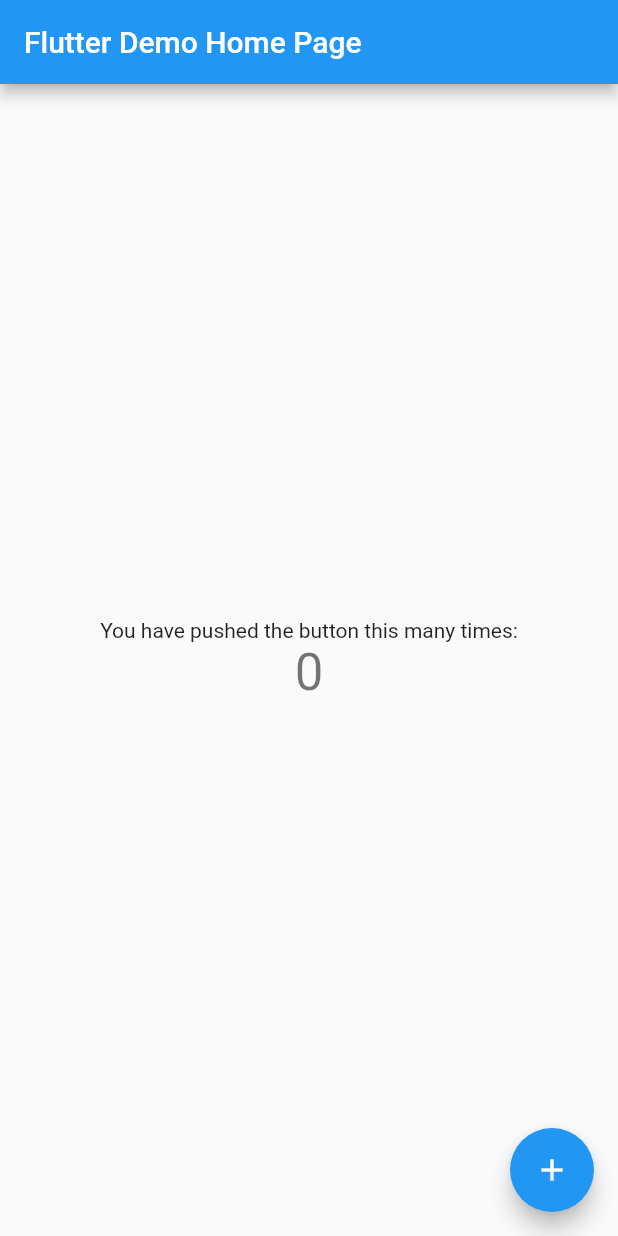
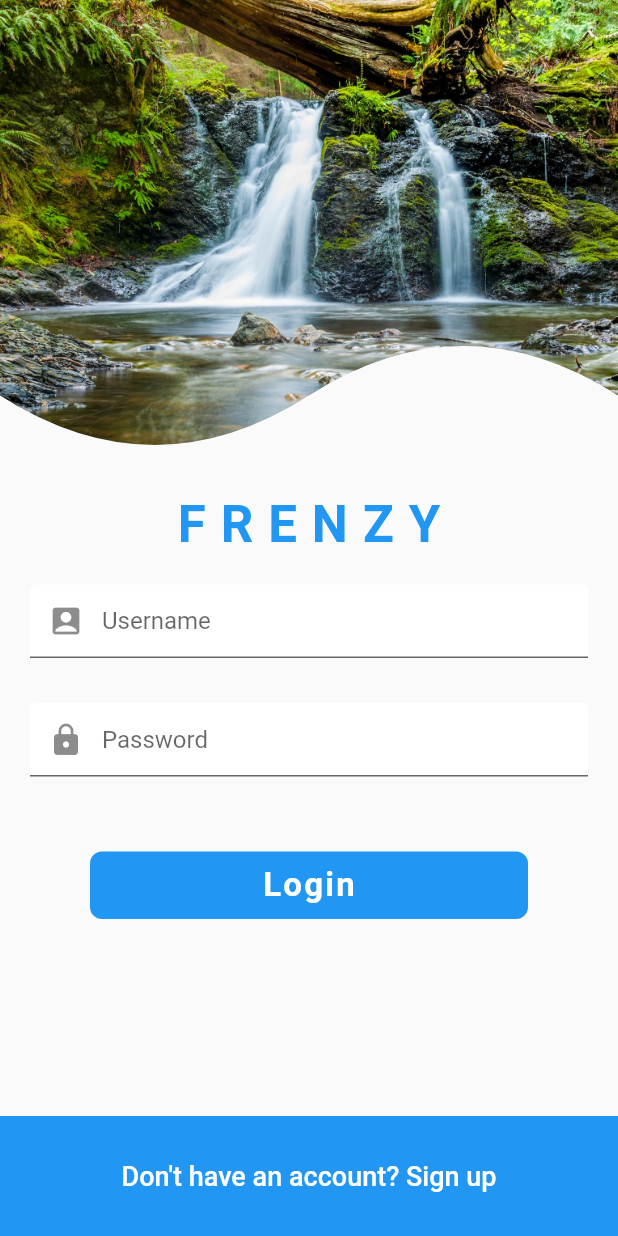
Before and after one commit to paulpeters144/flutter_apps_examples, a Flutter app: the screen it shows after launch, on a phone screen of 412 x 824 dp. Run offline on Flutter 3.47's test engine with Material 2 defaults, Android fonts, the phone set to English and light mode, and no system bars.

Commit message:
update flutter social

```diff
--- a/flutter_social/lib/main.dart
+++ b/flutter_social/lib/main.dart
@@ -1,4 +1,5 @@
 import 'package:flutter/material.dart';
+import 'package:flutter_social_ui/screens/login_screen.dart';
 
 void main() => runApp(MyApp());
 
@@ -7,96 +8,12 @@ class MyApp extends StatelessWidget {
   @override
   Widget build(BuildContext context) {
     return MaterialApp(
-      title: 'Flutter Demo',
+      debugShowCheckedModeBanner: false,
+      title: 'Flutter Social UI',
       theme: ThemeData(
         primarySwatch: Colors.blue,
       ),
-      home: MyHomePage(title: 'Flutter Demo Home Page'),
+      home: LoginScreen(),
     );
   }
 }
-
-class MyHomePage extends StatefulWidget {
-  MyHomePage({Key key, this.title}) : super(key: key);
-
-  // This widget is the home page of your application. It is stateful, meaning
-  // that it has a State object (defined below) that contains fields that affect
-  // how it looks.
-
-  // This class is the configuration for the state. It holds the values (in this
-  // case the title) provided by the parent (in this case the App widget) and
-  // used by the build method of the State. Fields in a Widget subclass are
-  // always marked "final".
-
-  final String title;
-
-  @override
-  _MyHomePageState createState() => _MyHomePageState();
-}
-
-class _MyHomePageState extends State<MyHomePage> {
-  int _counter = 0;
-
-  void _incrementCounter() {
-    setState(() {
-      // This call to setState tells the Flutter framework that something has
-      // changed in this State, which causes it to rerun the build method below
-      // so that the display can reflect the updated values. If we changed
-      // _counter without calling setState(), then the build method would not be
-      // called again, and so nothing would appear to happen.
-      _counter++;
-    });
-  }
-
-  @override
-  Widget build(BuildContext context) {
-    // This method is rerun every time setState is called, for instance as done
-    // by the _incrementCounter method above.
-    //
-    // The Flutter framework has been optimized to make rerunning build methods
-    // fast, so that you can just rebuild anything that needs updating rather
-    // than having to individually change instances of widgets.
-    return Scaffold(
-      appBar: AppBar(
-        // Here we take the value from the MyHomePage object that was created by
-        // the App.build method, and use it to set our appbar title.
-        title: Text(widget.title),
-      ),
-      body: Center(
-        // Center is a layout widget. It takes a single child and positions it
-        // in the middle of the parent.
-        child: Column(
-          // Column is also a layout widget. It takes a list of children and
-          // arranges them vertically. By default, it sizes itself to fit its
-          // children horizontally, and tries to be as tall as its parent.
-          //
-          // Invoke "debug painting" (press "p" in the console, choose the
-          // "Toggle Debug Paint" action from the Flutter Inspector in Android
-          // Studio, or the "Toggle Debug Paint" command in Visual Studio Code)
-          // to see the wireframe for each widget.
-          //
-          // Column has various properties to control how it sizes itself and
-          // how it positions its children. Here we use mainAxisAlignment to
-          // center the children vertically; the main axis here is the vertical
-          // axis because Columns are vertical (the cross axis would be
-          // horizontal).
-          mainAxisAlignment: MainAxisAlignment.center,
-          children: <Widget>[
-            Text(
-              'You have pushed the button this many times:',
-            ),
-            Text(
-              '$_counter',
-              style: Theme.of(context).textTheme.headline4,
-            ),
-          ],
-        ),
-      ),
-      floatingActionButton: FloatingActionButton(
-        onPressed: _incrementCounter,
-        tooltip: 'Increment',
-        child: Icon(Icons.add),
-      ), // This trailing comma makes auto-formatting nicer for build methods.
-    );
-  }
-}
--- /dev/null
+++ b/flutter_social/lib/screens/login_screen.dart
@@ -0,0 +1,119 @@
+import 'package:flutter/material.dart';
+import 'package:flutter_social_ui/screens/home_screen.dart';
+import 'package:flutter_social_ui/widgets/curved_clipper.dart';
+
+class LoginScreen extends StatefulWidget {
+  const LoginScreen({Key key}) : super(key: key);
+
+  @override
+  State<LoginScreen> createState() => _LoginScreenState();
+}
+
+class _LoginScreenState extends State<LoginScreen> {
+  @override
+  Widget build(BuildContext context) {
+    return Scaffold(
+      body: SingleChildScrollView(
+        child: Container(
+          height: MediaQuery.of(context).size.height,
+          child: Column(
+            children: [
+              ClipPath(
+                clipper: CurvedClipper(),
+                child: Image(
+                  image: AssetImage('assets/images/login_background.jpg'),
+                  width: double.infinity,
+                  height: MediaQuery.of(context).size.height / 2.5,
+                  fit: BoxFit.cover,
+                ),
+              ),
+              Text(
+                'FRENZY',
+                style: TextStyle(
+                  color: Theme.of(context).primaryColor,
+                  fontSize: 34.0,
+                  fontWeight: FontWeight.bold,
+                  letterSpacing: 10.0,
+                ),
+              ),
+              SizedBox(height: 10.0),
+              Padding(
+                padding: const EdgeInsets.symmetric(
+                    horizontal: 20.0, vertical: 10.0),
+                child: TextField(
+                  decoration: InputDecoration(
+                    contentPadding: EdgeInsets.symmetric(vertical: 15.0),
+                    fillColor: Colors.white,
+                    filled: true,
+                    hintText: 'Username',
+                    prefixIcon: Icon(Icons.account_box),
+                  ),
+                ),
+              ),
+              SizedBox(height: 10.0),
+              Padding(
+                padding: const EdgeInsets.symmetric(
+                    horizontal: 20.0, vertical: 10.0),
+                child: TextField(
+                  decoration: InputDecoration(
+                    contentPadding: EdgeInsets.symmetric(vertical: 15.0),
+                    fillColor: Colors.white,
+                    filled: true,
+                    hintText: 'Password',
+                    prefixIcon: Icon(Icons.lock),
+                  ),
+                  obscureText: true,
+                ),
+              ),
+              SizedBox(height: 40.0),
+              GestureDetector(
+                onTap: () {
+                  Navigator.pushReplacement(
+                      context, MaterialPageRoute(builder: (_) => HomeScreen()));
+                },
+                child: Container(
+                  margin: EdgeInsets.symmetric(horizontal: 60.0),
+                  alignment: Alignment.center,
+                  height: 45.0,
+                  decoration: BoxDecoration(
+                    color: Theme.of(context).primaryColor,
+                    borderRadius: BorderRadius.circular(8.0),
+                  ),
+                  child: Text(
+                    'Login',
+                    style: TextStyle(
+                        color: Colors.white,
+                        fontSize: 22.0,
+                        fontWeight: FontWeight.w600,
+                        letterSpacing: 1.5),
+                  ),
+                ),
+              ),
+              Expanded(
+                child: Align(
+                  alignment: FractionalOffset.bottomCenter,
+                  child: GestureDetector(
+                    onTap: () {},
+                    child: Container(
+                      alignment: Alignment.center,
+                      color: Theme.of(context).primaryColor,
+                      height: 80.0,
+                      child: Text(
+                        'Don\'t have an account? Sign up',
+                        style: TextStyle(
+                          color: Colors.white,
+                          fontSize: 18.0,
+                          fontWeight: FontWeight.w500,
+                        ),
+                      ),
+                    ),
+                  ),
+                ),
+              )
+            ],
+          ),
+        ),
+      ),
+    );
+  }
+}
--- /dev/null
+++ b/flutter_social/lib/widgets/curved_clipper.dart
@@ -0,0 +1,33 @@
+import 'package:flutter/material.dart';
+
+class CurvedClipper extends CustomClipper<Path> {
+  @override
+  Path getClip(Size size) {
+    Path path = Path();
+    path.lineTo(0, 4 * size.height / 5);
+    Offset curvePoint1 = Offset(size.width / 4, size.height);
+    Offset centerPoint = Offset(size.width / 2, 4 * size.height / 5);
+    path.quadraticBezierTo(
+      curvePoint1.dx,
+      curvePoint1.dy,
+      centerPoint.dx,
+      centerPoint.dy,
+    );
+    Offset curvePoint2 = Offset(3 * size.width / 4, 3 * size.height / 5);
+    Offset endPoint = Offset(size.width, 4 * size.height / 5);
+    path.quadraticBezierTo(
+      curvePoint2.dx,
+      curvePoint2.dy,
+      endPoint.dx,
+      endPoint.dy,
+    );
+    path.lineTo(size.width, 0);
+    path.close();
+    return path;
+  }
+
+  @override
+  bool shouldReclip(covariant CustomClipper<Path> oldClipper) {
+    return false;
+  }
+}
```
Also changed, not shown: flutter_social/lib/screens/home_screen.dart (added, +64 -0 lines), flutter_social/lib/widgets/following_users.dart (added, +63 -0 lines).
